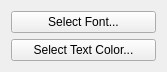
KDE/kdeplasma-addons, file applets/notes/config.ui: the form before one commit.
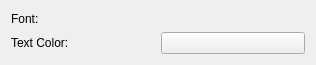
The form after the commit. Custom widgets are drawn as their Qt base class.

Commit message: better config dialog patch from David Benjamin BUG: 159713

The edit to the form file:
```diff
--- a/applets/notes/config.ui
+++ b/applets/notes/config.ui
@@ -5,32 +5,43 @@
    <rect>
     <x>0</x>
     <y>0</y>
-    <width>167</width>
-    <height>72</height>
+    <width>316</width>
+    <height>65</height>
    </rect>
   </property>
-  <layout class="QVBoxLayout" >
-   <item>
-    <widget class="KPushButton" name="fontSelectButton" >
+  <layout class="QGridLayout" >
+   <item row="0" column="0" >
+    <widget class="QLabel" name="textFontLabel" >
      <property name="text" >
-      <string>Select Font...</string>
+      <string>Font:</string>
      </property>
     </widget>
    </item>
-   <item>
-    <widget class="KPushButton" name="colorSelectButton" >
+   <item row="0" column="1" >
+    <widget class="KFontRequester" name="textFontButton" />
+   </item>
+   <item row="1" column="0" >
+    <widget class="QLabel" name="textColorLabel" >
      <property name="text" >
-      <string>Select Text Color...</string>
+      <string>Text Color:</string>
      </property>
     </widget>
    </item>
+   <item row="1" column="1" >
+    <widget class="KColorButton" name="textColorButton" />
+   </item>
   </layout>
  </widget>
  <customwidgets>
   <customwidget>
-   <class>KPushButton</class>
+   <class>KColorButton</class>
    <extends>QPushButton</extends>
-   <header>kpushbutton.h</header>
+   <header>kcolorbutton.h</header>
+  </customwidget>
+  <customwidget>
+   <class>KFontRequester</class>
+   <extends>QWidget</extends>
+   <header>kfontrequester.h</header>
   </customwidget>
  </customwidgets>
  <resources/>
```
The commit also changes 2 other files.
